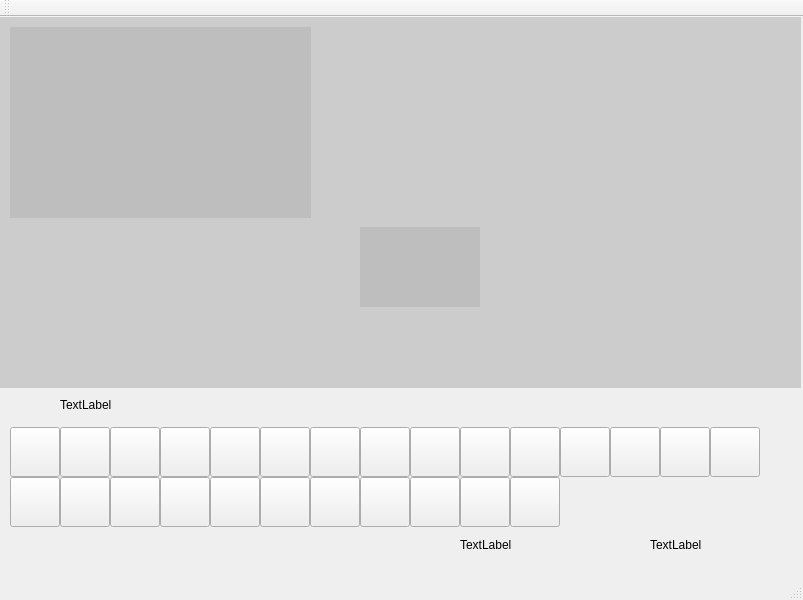
Above: src/UI_Files/learn_activity.ui from chrisais9/EasyHandy before the change. Below: the same form after it.
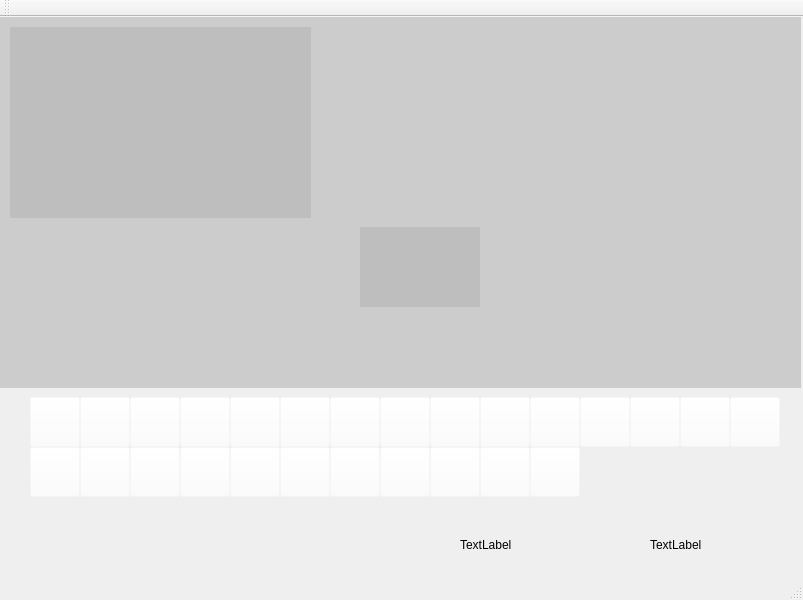
That is the form after the change.

Commit message: Mode 변수를 기반으로 notifyModeChanged 함수 작성 / 튜토리얼 이미지는 모드에 의존하여 작동하도록 설정

```diff
--- a/src/UI_Files/learn_activity.ui
+++ b/src/UI_Files/learn_activity.ui
@@ -13,6 +13,15 @@
   <property name="windowTitle">
    <string>MainWindow</string>
   </property>
+  <property name="autoFillBackground">
+   <bool>false</bool>
+  </property>
+  <property name="iconSize">
+   <size>
+    <width>30</width>
+    <height>30</height>
+   </size>
+  </property>
   <widget class="QWidget" name="centralwidget">
    <widget class="QLabel" name="label">
     <property name="geometry">
@@ -72,19 +81,6 @@
      <string/>
     </property>
    </widget>
-   <widget class="QLabel" name="label_a">
-    <property name="geometry">
-     <rect>
-      <x>60</x>
-      <y>380</y>
-      <width>60</width>
-      <height>16</height>
-     </rect>
-    </property>
-    <property name="text">
-     <string>TextLabel</string>
-    </property>
-   </widget>
    <widget class="QWidget" name="widget" native="true">
     <property name="geometry">
      <rect>
@@ -101,12 +97,18 @@
    <widget class="QPushButton" name="button_B">
     <property name="geometry">
      <rect>
-      <x>60</x>
-      <y>410</y>
+      <x>80</x>
+      <y>380</y>
       <width>50</width>
       <height>50</height>
      </rect>
     </property>
+    <property name="autoFillBackground">
+     <bool>true</bool>
+    </property>
+    <property name="styleSheet">
+     <string notr="true">background-color: rgba(255, 255, 255, 0);</string>
+    </property>
     <property name="text">
      <string/>
     </property>
@@ -114,12 +116,18 @@
    <widget class="QPushButton" name="button_C">
     <property name="geometry">
      <rect>
-      <x>110</x>
-      <y>410</y>
+      <x>130</x>
+      <y>380</y>
       <width>50</width>
       <height>50</height>
      </rect>
     </property>
+    <property name="autoFillBackground">
+     <bool>true</bool>
+    </property>
+    <property name="styleSheet">
+     <string notr="true">background-color: rgba(255, 255, 255, 0);</string>
+    </property>
     <property name="text">
      <string/>
     </property>
@@ -127,12 +135,18 @@
    <widget class="QPushButton" name="button_D">
     <property name="geometry">
      <rect>
-      <x>160</x>
-      <y>410</y>
+      <x>180</x>
+      <y>380</y>
       <width>50</width>
       <height>50</height>
      </rect>
     </property>
+    <property name="autoFillBackground">
+     <bool>true</bool>
+    </property>
+    <property name="styleSheet">
+     <string notr="true">background-color: rgba(255, 255, 255, 0);</string>
+    </property>
     <property name="text">
      <string/>
     </property>
@@ -140,12 +154,18 @@
    <widget class="QPushButton" name="button_F">
     <property name="geometry">
      <rect>
-      <x>260</x>
-      <y>410</y>
+      <x>280</x>
+      <y>380</y>
       <width>50</width>
       <height>50</height>
      </rect>
     </property>
+    <property name="autoFillBackground">
+     <bool>true</bool>
+    </property>
+    <property name="styleSheet">
+     <string notr="true">background-color: rgba(255, 255, 255, 0);</string>
+    </property>
     <property name="text">
      <string/>
     </property>
@@ -153,12 +173,18 @@
    <widget class="QPushButton" name="button_E">
     <property name="geometry">
      <rect>
-      <x>210</x>
-      <y>410</y>
+      <x>230</x>
+      <y>380</y>
       <width>50</width>
       <height>50</height>
      </rect>
     </property>
+    <property name="autoFillBackground">
+     <bool>true</bool>
+    </property>
+    <property name="styleSheet">
+     <string notr="true">background-color: rgba(255, 255, 255, 0);</string>
+    </property>
     <property name="text">
      <string/>
     </property>
@@ -166,12 +192,18 @@
    <widget class="QPushButton" name="button_G">
     <property name="geometry">
      <rect>
-      <x>310</x>
-      <y>410</y>
+      <x>330</x>
+      <y>380</y>
       <width>50</width>
       <height>50</height>
      </rect>
     </property>
+    <property name="autoFillBackground">
+     <bool>true</bool>
+    </property>
+    <property name="styleSheet">
+     <string notr="true">background-color: rgba(255, 255, 255, 0);</string>
+    </property>
     <property name="text">
      <string/>
     </property>
@@ -179,12 +211,18 @@
    <widget class="QPushButton" name="button_H">
     <property name="geometry">
      <rect>
-      <x>360</x>
-      <y>410</y>
+      <x>380</x>
+      <y>380</y>
       <width>50</width>
       <height>50</height>
      </rect>
     </property>
+    <property name="autoFillBackground">
+     <bool>true</bool>
+    </property>
+    <property name="styleSheet">
+     <string notr="true">background-color: rgba(255, 255, 255, 0);</string>
+    </property>
     <property name="text">
      <string/>
     </property>
@@ -192,12 +230,18 @@
    <widget class="QPushButton" name="button_I">
     <property name="geometry">
      <rect>
-      <x>410</x>
-      <y>410</y>
+      <x>430</x>
+      <y>380</y>
       <width>50</width>
       <height>50</height>
      </rect>
     </property>
+    <property name="autoFillBackground">
+     <bool>true</bool>
+    </property>
+    <property name="styleSheet">
+     <string notr="true">background-color: rgba(255, 255, 255, 0);</string>
+    </property>
     <property name="text">
      <string/>
     </property>
@@ -205,12 +249,18 @@
    <widget class="QPushButton" name="button_Q">
     <property name="geometry">
      <rect>
-      <x>60</x>
-      <y>460</y>
+      <x>80</x>
+      <y>430</y>
       <width>50</width>
       <height>50</height>
      </rect>
     </property>
+    <property name="autoFillBackground">
+     <bool>true</bool>
+    </property>
+    <property name="styleSheet">
+     <string notr="true">background-color: rgba(255, 255, 255, 0);</string>
+    </property>
     <property name="text">
      <string/>
     </property>
@@ -218,12 +268,18 @@
    <widget class="QPushButton" name="button_S">
     <property name="geometry">
      <rect>
-      <x>160</x>
-      <y>460</y>
+      <x>180</x>
+      <y>430</y>
       <width>50</width>
       <height>50</height>
      </rect>
     </property>
+    <property name="autoFillBackground">
+     <bool>true</bool>
+    </property>
+    <property name="styleSheet">
+     <string notr="true">background-color: rgba(255, 255, 255, 0);</string>
+    </property>
     <property name="text">
      <string/>
     </property>
@@ -231,12 +287,18 @@
    <widget class="QPushButton" name="button_R">
     <property name="geometry">
      <rect>
-      <x>110</x>
-      <y>460</y>
+      <x>130</x>
+      <y>430</y>
       <width>50</width>
       <height>50</height>
      </rect>
     </property>
+    <property name="autoFillBackground">
+     <bool>true</bool>
+    </property>
+    <property name="styleSheet">
+     <string notr="true">background-color: rgba(255, 255, 255, 0);</string>
+    </property>
     <property name="text">
      <string/>
     </property>
@@ -244,12 +306,18 @@
    <widget class="QPushButton" name="button_P">
     <property name="geometry">
      <rect>
-      <x>10</x>
-      <y>460</y>
+      <x>30</x>
+      <y>430</y>
       <width>50</width>
       <height>50</height>
      </rect>
     </property>
+    <property name="autoFillBackground">
+     <bool>true</bool>
+    </property>
+    <property name="styleSheet">
+     <string notr="true">background-color: rgba(255, 255, 255, 0);</string>
+    </property>
     <property name="text">
      <string/>
     </property>
@@ -257,12 +325,18 @@
    <widget class="QPushButton" name="button_J">
     <property name="geometry">
      <rect>
-      <x>460</x>
-      <y>410</y>
+      <x>480</x>
+      <y>380</y>
       <width>50</width>
       <height>50</height>
      </rect>
     </property>
+    <property name="autoFillBackground">
+     <bool>true</bool>
+    </property>
+    <property name="styleSheet">
+     <string notr="true">background-color: rgba(255, 255, 255, 0);</string>
+    </property>
     <property name="text">
      <string/>
     </property>
@@ -270,12 +344,18 @@
    <widget class="QPushButton" name="button_L">
     <property name="geometry">
      <rect>
-      <x>560</x>
-      <y>410</y>
+      <x>580</x>
+      <y>380</y>
       <width>50</width>
       <height>50</height>
      </rect>
     </property>
+    <property name="autoFillBackground">
+     <bool>true</bool>
+    </property>
+    <property name="styleSheet">
+     <string notr="true">background-color: rgba(255, 255, 255, 0);</string>
+    </property>
     <property name="text">
      <string/>
     </property>
@@ -283,12 +363,18 @@
    <widget class="QPushButton" name="button_K">
     <property name="geometry">
      <rect>
-      <x>510</x>
-      <y>410</y>
+      <x>530</x>
+      <y>380</y>
       <width>50</width>
       <height>50</height>
      </rect>
     </property>
+    <property name="autoFillBackground">
+     <bool>true</bool>
+    </property>
+    <property name="styleSheet">
+     <string notr="true">background-color: rgba(255, 255, 255, 0);</string>
+    </property>
     <property name="text">
      <string/>
     </property>
@@ -296,12 +382,18 @@
    <widget class="QPushButton" name="button_N">
     <property name="geometry">
      <rect>
-      <x>660</x>
-      <y>410</y>
+      <x>680</x>
+      <y>380</y>
       <width>50</width>
       <height>50</height>
      </rect>
     </property>
+    <property name="autoFillBackground">
+     <bool>true</bool>
+    </property>
+    <property name="styleSheet">
+     <string notr="true">background-color: rgba(255, 255, 255, 0);</string>
+    </property>
     <property name="text">
      <string/>
     </property>
@@ -309,12 +401,18 @@
    <widget class="QPushButton" name="button_M">
     <property name="geometry">
      <rect>
-      <x>610</x>
-      <y>410</y>
+      <x>630</x>
+      <y>380</y>
       <width>50</width>
       <height>50</height>
      </rect>
     </property>
+    <property name="autoFillBackground">
+     <bool>true</bool>
+    </property>
+    <property name="styleSheet">
+     <string notr="true">background-color: rgba(255, 255, 255, 0);</string>
+    </property>
     <property name="text">
      <string/>
     </property>
@@ -322,12 +420,18 @@
    <widget class="QPushButton" name="button_Y">
     <property name="geometry">
      <rect>
-      <x>460</x>
-      <y>460</y>
+      <x>480</x>
+      <y>430</y>
       <width>50</width>
       <height>50</height>
      </rect>
     </property>
+    <property name="autoFillBackground">
+     <bool>true</bool>
+    </property>
+    <property name="styleSheet">
+     <string notr="true">background-color: rgba(255, 255, 255, 0);</string>
+    </property>
     <property name="text">
      <string/>
     </property>
@@ -335,12 +439,18 @@
    <widget class="QPushButton" name="button_X">
     <property name="geometry">
      <rect>
-      <x>410</x>
-      <y>460</y>
+      <x>430</x>
+      <y>430</y>
       <width>50</width>
       <height>50</height>
      </rect>
     </property>
+    <property name="autoFillBackground">
+     <bool>true</bool>
+    </property>
+    <property name="styleSheet">
+     <string notr="true">background-color: rgba(255, 255, 255, 0);</string>
+    </property>
     <property name="text">
      <string/>
     </property>
@@ -348,12 +458,18 @@
    <widget class="QPushButton" name="button_W">
     <property name="geometry">
      <rect>
-      <x>360</x>
-      <y>460</y>
+      <x>380</x>
+      <y>430</y>
       <width>50</width>
       <height>50</height>
      </rect>
     </property>
+    <property name="autoFillBackground">
+     <bool>true</bool>
+    </property>
+    <property name="styleSheet">
+     <string notr="true">background-color: rgba(255, 255, 255, 0);</string>
+    </property>
     <property name="text">
      <string/>
     </property>
@@ -361,12 +477,18 @@
    <widget class="QPushButton" name="button_V">
     <property name="geometry">
      <rect>
-      <x>310</x>
-      <y>460</y>
+      <x>330</x>
+      <y>430</y>
       <width>50</width>
       <height>50</height>
      </rect>
     </property>
+    <property name="autoFillBackground">
+     <bool>true</bool>
+    </property>
+    <property name="styleSheet">
+     <string notr="true">background-color: rgba(255, 255, 255, 0);</string>
+    </property>
     <property name="text">
      <string/>
     </property>
@@ -374,12 +496,18 @@
    <widget class="QPushButton" name="button_U">
     <property name="geometry">
      <rect>
-      <x>260</x>
-      <y>460</y>
+      <x>280</x>
+      <y>430</y>
       <width>50</width>
       <height>50</height>
      </rect>
     </property>
+    <property name="autoFillBackground">
+     <bool>true</bool>
+    </property>
+    <property name="styleSheet">
+     <string notr="true">background-color: rgba(255, 255, 255, 0);</string>
+    </property>
     <property name="text">
      <string/>
     </property>
@@ -387,12 +515,18 @@
    <widget class="QPushButton" name="button_T">
     <property name="geometry">
      <rect>
-      <x>210</x>
-      <y>460</y>
+      <x>230</x>
+      <y>430</y>
       <width>50</width>
       <height>50</height>
      </rect>
     </property>
+    <property name="autoFillBackground">
+     <bool>true</bool>
+    </property>
+    <property name="styleSheet">
+     <string notr="true">background-color: rgba(255, 255, 255, 0);</string>
+    </property>
     <property name="text">
      <string/>
     </property>
@@ -400,12 +534,18 @@
    <widget class="QPushButton" name="button_O">
     <property name="geometry">
      <rect>
-      <x>710</x>
-      <y>410</y>
+      <x>730</x>
+      <y>380</y>
       <width>50</width>
       <height>50</height>
      </rect>
     </property>
+    <property name="autoFillBackground">
+     <bool>true</bool>
+    </property>
+    <property name="styleSheet">
+     <string notr="true">background-color: rgba(255, 255, 255, 0);</string>
+    </property>
     <property name="text">
      <string/>
     </property>
@@ -413,12 +553,18 @@
    <widget class="QPushButton" name="button_A">
     <property name="geometry">
      <rect>
-      <x>10</x>
-      <y>410</y>
+      <x>30</x>
+      <y>380</y>
       <width>50</width>
       <height>50</height>
      </rect>
     </property>
+    <property name="autoFillBackground">
+     <bool>true</bool>
+    </property>
+    <property name="styleSheet">
+     <string notr="true">background-color: rgba(255, 255, 255, 0);</string>
+    </property>
     <property name="text">
      <string/>
     </property>
@@ -426,12 +572,18 @@
    <widget class="QPushButton" name="button_Z">
     <property name="geometry">
      <rect>
-      <x>510</x>
-      <y>460</y>
+      <x>530</x>
+      <y>430</y>
       <width>50</width>
       <height>50</height>
      </rect>
     </property>
+    <property name="autoFillBackground">
+     <bool>true</bool>
+    </property>
+    <property name="styleSheet">
+     <string notr="true">background-color: rgba(255, 255, 255, 0);</string>
+    </property>
     <property name="text">
      <string/>
     </property>
```
Left out of the diff: 5 changed lines with no effect on the pictures. The commit also changes 2 other files.
